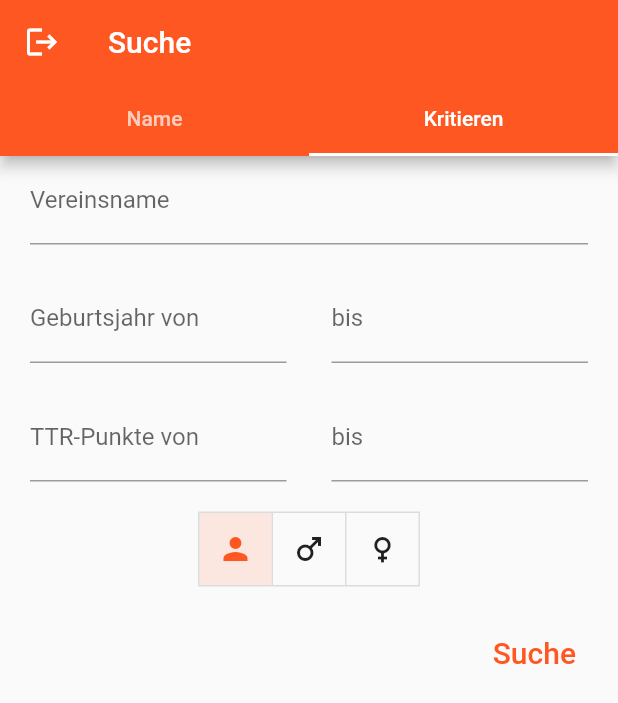
After one commit to docpitz/show_ttr, a Flutter app: the SearchPage screen opened directly, tab 2 chosen, after a tap on the "person" icon, on a phone screen of 412 x 824 dp. The commit adds this screen. Shown: the top 703 px of the screen. Run offline on Flutter 3.47's test engine with Material 2 defaults, Android fonts, the light colour scheme and no system bars; our stand-ins replace fl_chart, scrollable_positioned_list.

Commit message:
adding search

```diff
--- a/lib/main.dart
+++ b/lib/main.dart
@@ -2,7 +2,7 @@ import 'package:flutter/material.dart';
 import 'package:show_ttr/widgets/bottom_navigation/main_navigator_routes.dart';
 import 'package:show_ttr/widgets/player/club_players_page.dart';
 import 'package:show_ttr/widgets/player/player_detail_page.dart';
-import 'package:show_ttr/widgets/player/results_page.dart';
+import 'package:show_ttr/widgets/result/results_page.dart';
 import 'package:show_ttr/widgets/test_page.dart';
 import 'widgets/login_page.dart';
 
--- a/lib/widgets/bottom_navigation/main_bottom_navigation.dart
+++ b/lib/widgets/bottom_navigation/main_bottom_navigation.dart
@@ -1,17 +1,24 @@
 import 'package:flutter/material.dart';
 import 'package:show_ttr/widgets/bottom_navigation/main_bottom_navigation_bar.dart';
-import 'package:show_ttr/widgets/bottom_navigation/my_club/my_club_navigator.dart';
-import 'package:show_ttr/widgets/bottom_navigation/my_result/my_result_navigator.dart';
+import 'package:show_ttr/widgets/bottom_navigation/main_navigator_routes.dart';
+import 'package:show_ttr/widgets/bottom_navigation/tab_navigators/my_club_navigator.dart';
+import 'package:show_ttr/widgets/bottom_navigation/tab_navigators/my_result_navigator.dart';
 import 'package:show_ttr/widgets/bottom_navigation/tab_item.dart';
-import 'package:show_ttr/widgets/login_page.dart';
+import 'package:show_ttr/widgets/search/search_screen.dart';
 import 'package:show_ttr/widgets/test_page.dart';
 
 class MainBottomNavigation extends StatefulWidget {
+
+  static void doLogout(BuildContext mainContext) {
+    Navigator.of(mainContext)
+        .popUntil(ModalRoute.withName(MainNavigatorRoutes.login));
+  }
+
   @override
-  State<StatefulWidget> createState() => MainBottomNavigationState();
+  State<StatefulWidget> createState() => _MainBottomNavigationState();
 }
 
-class MainBottomNavigationState extends State<MainBottomNavigation> {
+class _MainBottomNavigationState extends State<MainBottomNavigation> {
   var _currentTab = TabItem.myResult;
 
   // Navigator key used for nested navigation in the home page
@@ -55,7 +62,7 @@ class MainBottomNavigationState extends State<MainBottomNavigation> {
             // TODO: Stack not preserved when tabs are switched
             MyResultNavigator(navigatorKey: _myResultNavigatorKey),
             MyClubNavigator(navigatorKey: _myClubNavigatorKey),
-            const TestPage(),
+            const SearchPage(),
           ],
         ),
         bottomNavigationBar: MainBottomNavigationBar(
--- a/lib/widgets/bottom_navigation/main_navigator_routes.dart
+++ b/lib/widgets/bottom_navigation/main_navigator_routes.dart
@@ -1,7 +1,7 @@
 import 'package:flutter/material.dart';
 import 'package:show_ttr/widgets/bottom_navigation/main_bottom_navigation.dart';
 import 'package:show_ttr/widgets/login_page.dart';
-import 'package:show_ttr/widgets/player/results_page.dart';
+import 'package:show_ttr/widgets/result/results_page.dart';
 
 class MainNavigatorRoutes {
   static const String login = "/";
--- a/lib/widgets/bottom_navigation/my_club/my_club_navigator.dart
+++ b/lib/widgets/bottom_navigation/tab_navigators/my_club_navigator.dart
@@ -1,20 +1,23 @@
 import 'package:flutter/material.dart';
 import 'package:show_ttr/models/Player.dart';
+import 'package:show_ttr/widgets/bottom_navigation/main_bottom_navigation.dart';
 import 'package:show_ttr/widgets/player/club_players_page.dart';
 import 'package:show_ttr/widgets/player/player_detail_page.dart';
-import 'package:show_ttr/widgets/player/results_page.dart';
+import 'package:show_ttr/widgets/result/results_page.dart';
 
 class MyClubNavigatorRoutes {
-  static const String root = ClubPlayerPage.routeName;
-  static const String player_detail = PlayerDetailPage.routeName;
-  static const String player_result = ResultPage.routeName;
+  static const root = ClubPlayerPage.routeName;
+  static const player_detail = PlayerDetailPage.routeName;
+  static const player_result = ResultPage.routeName;
 }
 
 class MyClubNavigatorRouter {
-  static Route? generateRoute(RouteSettings settings) {
+  static Route? generateRoute(RouteSettings settings, BuildContext mainContext) {
     switch (settings.name) {
       case MyClubNavigatorRoutes.root:
-        return MaterialPageRoute(builder: (_) => ClubPlayerPage());
+        return MaterialPageRoute(builder: (_) => ClubPlayerPage(doLogout: () {
+          MainBottomNavigation.doLogout(mainContext);
+        },));
       case MyClubNavigatorRoutes.player_detail:
         return MaterialPageRoute(
             builder: (_) => PlayerDetailPage(Player.examples[1]));
@@ -34,9 +37,10 @@ class MyClubNavigator extends StatelessWidget {
   Widget build(BuildContext context) {
     return Navigator(
       key: navigatorKey,
-      // TODO: Need to change this and persist it somewhere!!!
       initialRoute: MyClubNavigatorRoutes.root,
-      onGenerateRoute: MyClubNavigatorRouter.generateRoute,
+      onGenerateRoute: (setting) {
+        return MyClubNavigatorRouter.generateRoute(setting, context);
+      },
     );
   }
 }
--- a/lib/widgets/bottom_navigation/my_result/my_result_navigator.dart
+++ b/lib/widgets/bottom_navigation/tab_navigators/my_result_navigator.dart
@@ -2,10 +2,10 @@ import 'dart:math';
 
 import 'package:flutter/material.dart';
 import 'package:show_ttr/models/Player.dart';
+import 'package:show_ttr/widgets/bottom_navigation/main_bottom_navigation.dart';
 import 'package:show_ttr/widgets/bottom_navigation/main_navigator_routes.dart';
-import 'package:show_ttr/widgets/login_page.dart';
 import 'package:show_ttr/widgets/player/player_detail_page.dart';
-import 'package:show_ttr/widgets/player/results_page.dart';
+import 'package:show_ttr/widgets/result/results_page.dart';
 
 class MyResultNavigatorRoutes {
   static const String root = "/";
@@ -20,10 +20,10 @@ class MyResultNavigatorRouter {
       case MyResultNavigatorRoutes.root:
         return MaterialPageRoute(
           builder: (_) => PlayerDetailPage(
-            Player.examples[1],
+            Player.examples[5],
             showLogoutIcon: true,
             doLogout: () {
-              MyResultNavigatorRouter.doLogout(mainContext);
+              MainBottomNavigation.doLogout(mainContext);
             },
           ),
         );
@@ -44,11 +44,6 @@ class MyResultNavigatorRouter {
 
     return null;
   }
-
-  static void doLogout(BuildContext mainContext) {
-    Navigator.of(mainContext)
-        .popUntil(ModalRoute.withName(MainNavigatorRoutes.login));
-  }
 }
 
 class MyResultNavigator extends StatelessWidget {
--- a/lib/widgets/player/club_players_page.dart
+++ b/lib/widgets/player/club_players_page.dart
@@ -2,18 +2,21 @@ import 'package:flutter/material.dart';
 
 import 'package:show_ttr/models/Player.dart';
 import 'package:show_ttr/widgets/player/player_detail_page.dart';
+import 'package:show_ttr/widgets/util/logout_button.dart';
 
 class ClubPlayerPage extends StatelessWidget {
   static const routeName = '/clubPlayers';
   final _player = Player.examples;
+  final VoidCallback? doLogout;
 
-  ClubPlayerPage({Key? key}) : super(key: key);
+  ClubPlayerPage({Key? key, this.doLogout}) : super(key: key);
 
   @override
   Widget build(BuildContext context) {
     return Scaffold(
       appBar: AppBar(
-        title: const Text('Vereinsliste'),
+        leading: LogoutButton(doLogout: doLogout),
+        title: const Text('Mein Verein'),
       ),
       body: ListView.separated(
         itemCount: _player.length,
--- a/lib/widgets/player/player_detail_page.dart
+++ b/lib/widgets/player/player_detail_page.dart
@@ -6,6 +6,7 @@ import 'package:show_ttr/widgets/bottom_navigation/main_navigator_routes.dart';
 import 'package:show_ttr/widgets/login_page.dart';
 import 'package:show_ttr/widgets/player/player_detail_page_chart.dart';
 import 'package:show_ttr/widgets/player/player_detail_page_list.dart';
+import 'package:show_ttr/widgets/util/logout_button.dart';
 
 class PlayerDetailStateModel {
   int selectedValue = -1;
@@ -21,12 +22,13 @@ class PlayerDetailPage extends StatefulWidget {
   final bool showLogoutIcon;
   final VoidCallback? doLogout;
 
-  const PlayerDetailPage(this._player, {this.showLogoutIcon = false, this.doLogout, Key? key})
+  const PlayerDetailPage(this._player,
+      {this.showLogoutIcon = false, this.doLogout, Key? key})
       : super(key: key);
 
   @override
-  State<StatefulWidget> createState() =>
-      _PlayerDetailState(_player, showLogoutIcon: this.showLogoutIcon, doLogout: this.doLogout);
+  State<StatefulWidget> createState() => _PlayerDetailState(_player,
+      showLogoutIcon: this.showLogoutIcon, doLogout: this.doLogout);
 }
 
 class _PlayerDetailState extends State<PlayerDetailPage>
@@ -40,7 +42,8 @@ class _PlayerDetailState extends State<PlayerDetailPage>
   final bool showLogoutIcon;
   final VoidCallback? doLogout;
 
-  _PlayerDetailState(this._player, {required this.showLogoutIcon, this.doLogout}) {
+  _PlayerDetailState(this._player,
+      {required this.showLogoutIcon, this.doLogout}) {
     _detailPageList = PlayerDetailPageList(_stateModel);
     _detailPageChart = PlayerDetailPageChart(_stateModel);
   }
@@ -88,12 +91,7 @@ class _PlayerDetailState extends State<PlayerDetailPage>
       top: false,
       child: Scaffold(
         appBar: AppBar(
-          leading: !showLogoutIcon
-              ? null
-              : IconButton(
-                  icon: const Icon(Icons.logout),
-                  onPressed: doLogout
-                ),
+          leading: !showLogoutIcon ? null : LogoutButton(doLogout: doLogout),
           title: Text(_player!.firstname +
               " " +
               _player!.lastname +
--- a/lib/widgets/player/player_detail_page_list.dart
+++ b/lib/widgets/player/player_detail_page_list.dart
@@ -2,7 +2,7 @@ import 'package:flutter/material.dart';
 import 'package:scrollable_positioned_list/scrollable_positioned_list.dart';
 
 import 'package:show_ttr/widgets/player/player_detail_page.dart';
-import 'package:show_ttr/widgets/player/results_page.dart';
+import 'package:show_ttr/widgets/result/results_page.dart';
 
 class PlayerDetailPageList {
   bool _firstRun = false;
--- /dev/null
+++ b/lib/widgets/search/search_screen.dart
@@ -0,0 +1,43 @@
+import 'package:flutter/material.dart';
+import 'package:show_ttr/widgets/bottom_navigation/main_bottom_navigation.dart';
+import 'package:show_ttr/widgets/search/search_tab_citeria.dart';
+import 'package:show_ttr/widgets/search/search_tab_name.dart';
+import 'package:show_ttr/widgets/util/logout_button.dart';
+
+class SearchPage extends StatefulWidget {
+  static const routeName = "/testPage";
+
+  const SearchPage({Key? key}) : super(key: key);
+
+  @override
+  State<SearchPage> createState() => _SearchPageState();
+}
+
+class _SearchPageState extends State<SearchPage> {
+  @override
+  Widget build(BuildContext context) {
+    return DefaultTabController(
+      length: 2,
+      child: Scaffold(
+        appBar: AppBar(
+          leading: LogoutButton(doLogout: () {
+            MainBottomNavigation.doLogout(context);
+          },),
+          title: const Text("Suche"),
+          bottom: const TabBar(
+            tabs: [
+              Tab(text: "Name"),
+              Tab(text: "Kritieren"),
+            ],
+          ),
+        ),
+        body: const TabBarView(
+          children: [
+            TabSearchName(),
+            TabSearchCiteria(),
+          ],
+        ),
+      ),
+    );
+  }
+}
--- /dev/null
+++ b/lib/widgets/search/search_tab_citeria.dart
@@ -0,0 +1,116 @@
+import 'package:flutter/material.dart';
+
+class TabSearchCiteria extends StatefulWidget {
+  const TabSearchCiteria({Key? key}) : super(key: key);
+
+  @override
+  State<TabSearchCiteria> createState() => _TabSearchCiteriaState();
+}
+
+class _TabSearchCiteriaState extends State<TabSearchCiteria> {
+  final List<bool> _selectionGender = [true, false, false];
+
+  @override
+  Widget build(BuildContext context) {
+    return Padding(
+      padding: const EdgeInsets.only(left: 20, right: 20),
+      child: Column(
+        mainAxisAlignment: MainAxisAlignment.start,
+        crossAxisAlignment: CrossAxisAlignment.end,
+        children: [
+          Padding(
+            padding: const EdgeInsets.only(bottom: 20),
+            child: TextFormField(
+              decoration: const InputDecoration(labelText: 'Vereinsname'),
+              textInputAction: TextInputAction.next,
+              autocorrect: false,
+            ),
+          ),
+          Padding(
+            padding: const EdgeInsets.only(bottom: 20),
+            child: Row(
+              children: [
+                Expanded(
+                  child: TextFormField(
+                    decoration:
+                        const InputDecoration(labelText: 'Geburtsjahr von'),
+                    textInputAction: TextInputAction.next,
+                    autocorrect: false,
+                    keyboardType: TextInputType.number,
+                  ),
+                ),
+                const SizedBox(width: 30),
+                Expanded(
+                  child: TextFormField(
+                    decoration: const InputDecoration(labelText: 'bis'),
+                    textInputAction: TextInputAction.next,
+                    autocorrect: false,
+                    keyboardType: TextInputType.number,
+                  ),
+                ),
+              ],
+            ),
+          ),
+          Padding(
+            padding: const EdgeInsets.only(bottom: 20),
+            child: Row(
+              children: [
+                Expanded(
+                  child: TextFormField(
+                    decoration:
+                        const InputDecoration(labelText: 'TTR-Punkte von'),
+                    textInputAction: TextInputAction.next,
+                    autocorrect: false,
+                    keyboardType: TextInputType.number,
+                  ),
+                ),
+                const SizedBox(width: 30),
+                Expanded(
+                  child: TextFormField(
+                    decoration: const InputDecoration(labelText: 'bis'),
+                    textInputAction: TextInputAction.next,
+                    autocorrect: false,
+                    keyboardType: TextInputType.number,
+                  ),
+                ),
+              ],
+            ),
+          ),
+          Padding(
+            padding: const EdgeInsets.only(bottom: 20),
+            child: Center(
+              child: ToggleButtons(
+                children: const [
+                  Icon(Icons.person),
+                  Icon(Icons.male),
+                  Icon(Icons.female)
+                ],
+                isSelected: _selectionGender,
+                onPressed: (index) {
+                  setState(() {
+                    for (int buttonIndex = 0; buttonIndex < _selectionGender.length; buttonIndex++) {
+                      if (buttonIndex == index) {
+                        _selectionGender[buttonIndex] = true;
+                      } else {
+                        _selectionGender[buttonIndex] = false;
+                      }
+                    }
+                  });
+                },
+              ),
+            ),
+          ),
+          TextButton(
+            onPressed: () => {},
+            child: const Text(
+              'Suche',
+              style: TextStyle(
+                fontSize: 20,
+              ),
+            ),
+          )
+        ],
+      ),
+    );
+  }
+}
--- /dev/null
+++ b/lib/widgets/search/search_tab_name.dart
@@ -0,0 +1,55 @@
+import 'package:flutter/material.dart';
+
+class TabSearchName extends StatelessWidget {
+  static const routeName = "/testPage";
+
+  const TabSearchName({Key? key}) : super(key: key);
+
+  @override
+  Widget build(BuildContext context) {
+    return Padding(
+      padding: const EdgeInsets.only(left: 20, right: 20),
+      child: Column(
+        mainAxisAlignment: MainAxisAlignment.start,
+        crossAxisAlignment: CrossAxisAlignment.end,
+        children: [
+          Padding(
+            padding: const EdgeInsets.only(bottom: 20),
+            child: TextFormField(
+              decoration: const InputDecoration(labelText: 'Vereinsname'),
+              textInputAction: TextInputAction.next,
+              autocorrect: false,
+            ),
+          ),
+          Padding(
+            padding: const EdgeInsets.only(bottom: 20),
+            child: TextFormField(
+              decoration: const InputDecoration(labelText: 'Vorname'),
+              textInputAction: TextInputAction.next,
+              autocorrect: false,
+            ),
+          ),
+          Padding(
+            padding: const EdgeInsets.only(bottom: 20),
+            child: TextFormField(
+              decoration: const InputDecoration(labelText: 'Nachname'),
+              textInputAction: TextInputAction.next,
+              autocorrect: false,
+            ),
+          ),
+          TextButton(
+            onPressed: () => {
+
+            },
+            child: const Text(
+              'Suche',
+              style: TextStyle(
+                fontSize: 20,
+              ),
+            ),
+          )
+        ],
+      ),
+    );
+  }
+}
--- /dev/null
+++ b/lib/widgets/util/logout_button.dart
@@ -0,0 +1,15 @@
+import 'package:flutter/material.dart';
+
+class LogoutButton extends StatelessWidget {
+  final VoidCallback? doLogout;
+
+  const LogoutButton({Key? key, this.doLogout}) : super(key: key);
+
+  @override
+  Widget build(BuildContext context) {
+    return IconButton(
+      icon: const Icon(Icons.logout),
+      onPressed: doLogout,
+    );
+  }
+}
```
Also changed, not shown: lib/widgets/result/results_page.dart (renamed from lib/widgets/player/results_page.dart).
